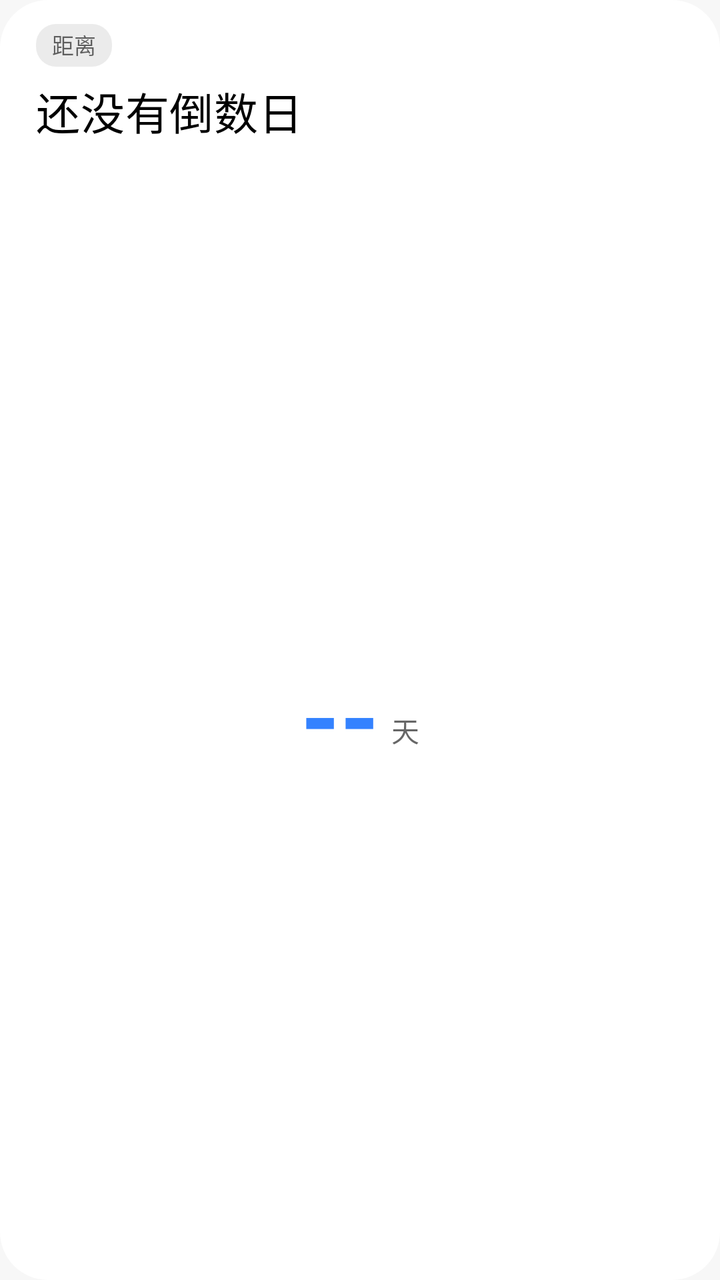
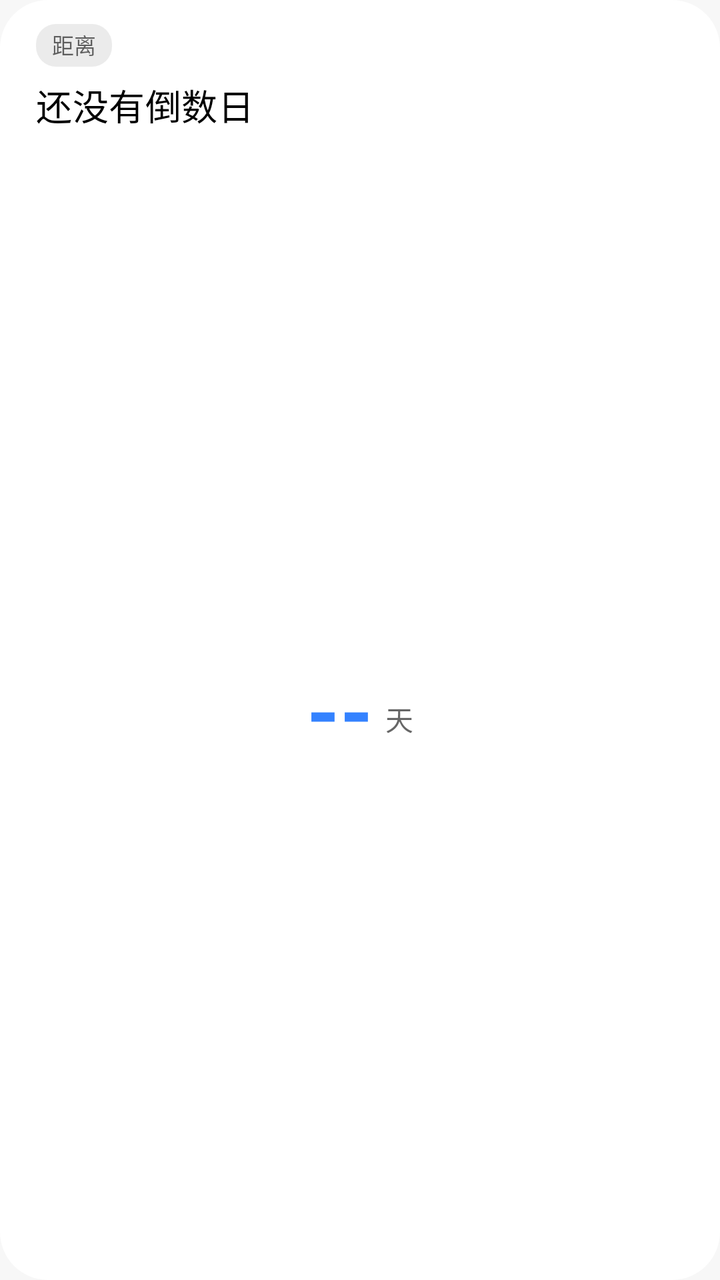

An Android layout rendered at two revisions. The XML below is the earlier revision; the diff shows what the commit changed to produce the second picture.
<!-- AndroidManifest.xml: application theme Theme.HyperMatter -->
<!-- res/layout/widget_card.xml -->
<?xml version="1.0" encoding="utf-8"?>
<LinearLayout xmlns:android="http://schemas.android.com/apk/res/android"
    android:id="@+id/widget_root"
    android:layout_width="match_parent"
    android:layout_height="match_parent"
    android:gravity="center_horizontal"
    android:orientation="vertical">

    <LinearLayout
        android:id="@+id/widget_card_box"
        android:layout_width="match_parent"
        android:layout_height="match_parent"
        android:background="@drawable/widget_bg"
        android:orientation="vertical"
        android:paddingStart="18dp"
        android:paddingTop="12dp"
        android:paddingEnd="18dp"
        android:paddingBottom="10dp">

        <LinearLayout
            android:layout_width="match_parent"
            android:layout_height="wrap_content"
            android:gravity="center_vertical"
            android:orientation="horizontal">

            <TextView
                android:id="@+id/widget_tag"
                android:layout_width="wrap_content"
                android:layout_height="wrap_content"
                android:background="@drawable/widget_tag_bg"
                android:paddingStart="8dp"
                android:paddingTop="2dp"
                android:paddingEnd="8dp"
                android:paddingBottom="3dp"
                android:text="距离"
                android:textColor="@color/widget_text_secondary"
                android:textSize="11sp" />

            <TextView
                android:layout_width="0dp"
                android:layout_height="wrap_content"
                android:layout_weight="1"
                android:text="" />

            <TextView
                android:id="@+id/widget_today"
                android:layout_width="wrap_content"
                android:layout_height="wrap_content"
                android:text=""
                android:textColor="@color/widget_text_secondary"
                android:textSize="11sp" />
        </LinearLayout>

        <TextView
            android:id="@+id/widget_title"
            android:layout_width="match_parent"
            android:layout_height="wrap_content"
            android:layout_marginTop="6dp"
            android:ellipsize="end"
            android:fontFamily="sans-serif-medium"
            android:letterSpacing="0.01"
            android:maxLines="1"
            android:text="@string/widget_empty_title"
            android:textColor="@color/widget_text_primary"
            android:textSize="22sp" />

        <TextView
            android:id="@+id/widget_date"
            android:layout_width="match_parent"
            android:layout_height="wrap_content"
            android:layout_marginTop="2dp"
            android:ellipsize="end"
            android:maxLines="1"
            android:text=""
            android:textColor="@color/widget_text_secondary"
            android:textSize="12sp" />

        
        <TextView
            android:layout_width="match_parent"
            android:layout_height="0dp"
            android:layout_weight="1"
            android:text="" />

        <LinearLayout
            android:layout_width="wrap_content"
            android:layout_height="wrap_content"
            android:layout_gravity="center_horizontal"
            android:gravity="bottom"
            android:orientation="horizontal">

            <TextView
                android:id="@+id/widget_days"
                android:layout_width="wrap_content"
                android:layout_height="wrap_content"
                android:fontFamily="sans-serif"
                android:includeFontPadding="false"
                android:text="--"
                android:textColor="@color/widget_accent"
                android:textSize="50sp"
                android:textStyle="bold" />

            <TextView
                android:id="@+id/widget_days_unit"
                android:layout_width="wrap_content"
                android:layout_height="wrap_content"
                android:layout_marginStart="6dp"
                android:layout_marginBottom="6dp"
                android:text="天"
                android:textColor="@color/widget_text_secondary"
                android:textSize="14sp" />
        </LinearLayout>

        <TextView
            android:layout_width="match_parent"
            android:layout_height="0dp"
            android:layout_weight="1"
            android:text="" />
    </LinearLayout>
</LinearLayout>
<!-- resources referenced by this layout -->
<resources>
  <color name="widget_accent">#FF3482FF</color>
  <color name="widget_text_primary">#FF000000</color>
  <color name="widget_text_secondary">#99000000</color>
  <!-- drawable widget_bg (drawable) -->
  <?xml version="1.0" encoding="utf-8"?>
  <shape xmlns:android="http://schemas.android.com/apk/res/android">
      <solid android:color="@color/widget_bg" />
      <corners android:radius="24dp" />
  </shape>
  <!-- drawable widget_tag_bg (drawable) -->
  <?xml version="1.0" encoding="utf-8"?>
  <shape xmlns:android="http://schemas.android.com/apk/res/android"
      android:shape="rectangle">
      <solid android:color="@color/widget_tag_bg" />
      <corners android:radius="10dp" />
  </shape>
  <string name="widget_empty_title">还没有倒数日</string>
  <style name="Theme.HyperMatter" parent="android:Theme.Material.NoActionBar">
          <item name="android:statusBarColor">@android:color/transparent</item>
          <item name="android:windowLightStatusBar">true</item>
          <item name="android:navigationBarColor">@android:color/transparent</item>
          
          <item name="android:windowBackground">#FFF7F7F7</item>
          <item name="android:windowSplashScreenBackground">#FFF7F7F7</item>
      </style>
  <color name="widget_bg">#FFFFFFFF</color>
  <color name="widget_tag_bg">#14000000</color>
</resources>

<!-- the commit's change to res/layout/widget_card.xml (unified diff, before → after) -->
@@ -17,39 +17,18 @@
         android:paddingEnd="18dp"
         android:paddingBottom="10dp">
 
-        <LinearLayout
-            android:layout_width="match_parent"
+        <TextView
+            android:id="@+id/widget_tag"
+            android:layout_width="wrap_content"
             android:layout_height="wrap_content"
-            android:gravity="center_vertical"
-            android:orientation="horizontal">
-
-            <TextView
-                android:id="@+id/widget_tag"
-                android:layout_width="wrap_content"
-                android:layout_height="wrap_content"
-                android:background="@drawable/widget_tag_bg"
-                android:paddingStart="8dp"
-                android:paddingTop="2dp"
-                android:paddingEnd="8dp"
-                android:paddingBottom="3dp"
-                android:text="距离"
-                android:textColor="@color/widget_text_secondary"
-                android:textSize="11sp" />
-
-            <TextView
-                android:layout_width="0dp"
-                android:layout_height="wrap_content"
-                android:layout_weight="1"
-                android:text="" />
-
-            <TextView
-                android:id="@+id/widget_today"
-                android:layout_width="wrap_content"
-                android:layout_height="wrap_content"
-                android:text=""
-                android:textColor="@color/widget_text_secondary"
-                android:textSize="11sp" />
-        </LinearLayout>
+            android:background="@drawable/widget_tag_bg"
+            android:paddingStart="8dp"
+            android:paddingTop="2dp"
+            android:paddingEnd="8dp"
+            android:paddingBottom="3dp"
+            android:text="距离"
+            android:textColor="@color/widget_text_secondary"
+            android:textSize="11sp" />
 
         <TextView
             android:id="@+id/widget_title"
@@ -62,7 +41,7 @@
             android:maxLines="1"
             android:text="@string/widget_empty_title"
             android:textColor="@color/widget_text_primary"
-            android:textSize="22sp" />
+            android:textSize="18sp" />
 
         <TextView
             android:id="@+id/widget_date"
@@ -97,7 +76,7 @@
                 android:includeFontPadding="false"
                 android:text="--"
                 android:textColor="@color/widget_accent"
-                android:textSize="50sp"
+                android:textSize="42sp"
                 android:textStyle="bold" />
 
             <TextView
